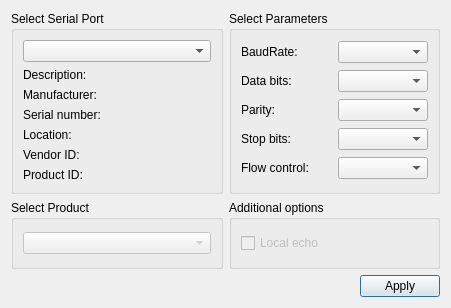
This is settingsdialog.ui in APSW-AIM/RoadscopePcbInspector as Qt 5 draws it before an edit. The edited form follows.
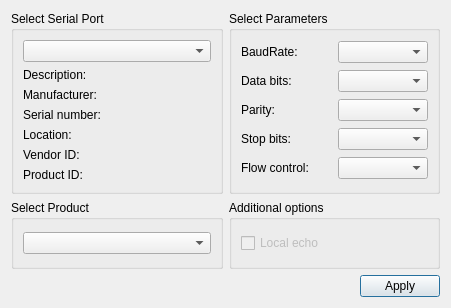
This is the edited form.

What changed in the file:
```diff
--- a/settingsdialog.ui
+++ b/settingsdialog.ui
@@ -160,7 +160,7 @@
       <item row="0" column="0">
        <widget class="QComboBox" name="productComboBox">
         <property name="enabled">
-         <bool>false</bool>
+         <bool>true</bool>
         </property>
        </widget>
       </item>
```
